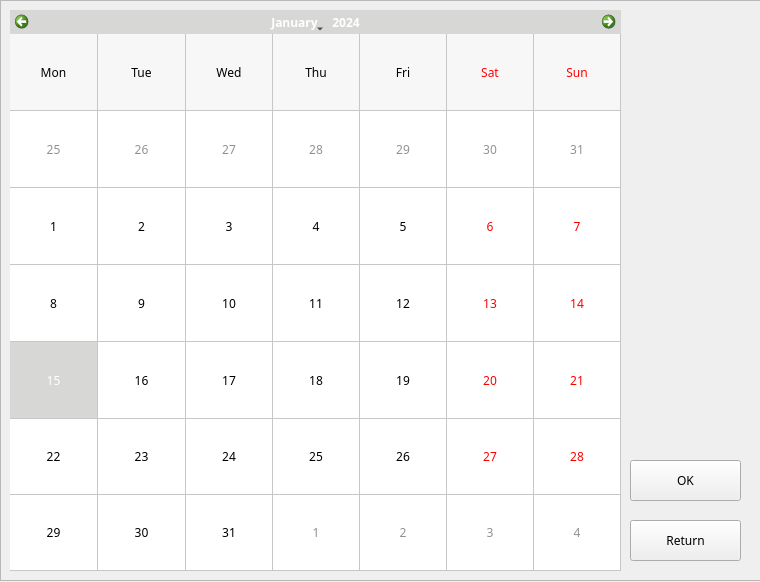
Before: the Qt Designer form Comcalen/ShiftTable.ui in Rolkarolka/Comcalen, drawn with Qt 5.
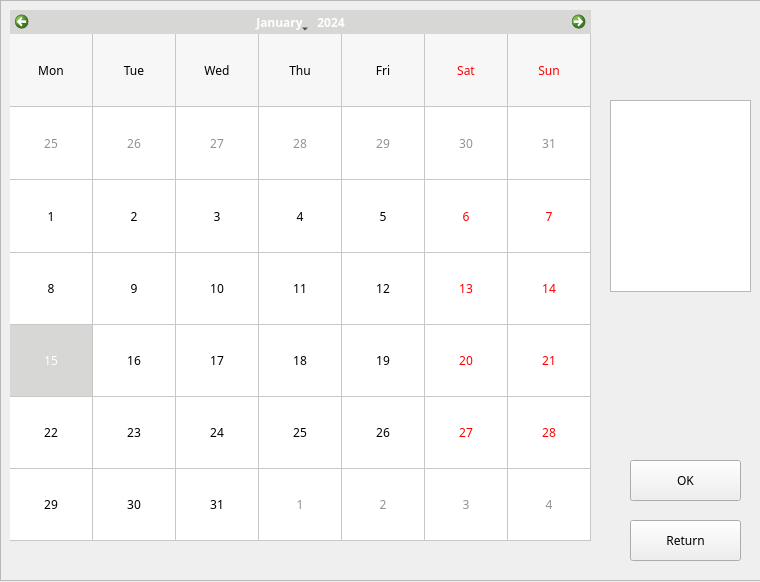
After: the same form once the commit is applied. Icons and pictures are not drawn.

```diff
--- a/Comcalen/ShiftTable.ui
+++ b/Comcalen/ShiftTable.ui
@@ -211,8 +211,8 @@
      <rect>
       <x>10</x>
       <y>10</y>
-      <width>611</width>
-      <height>561</height>
+      <width>581</width>
+      <height>531</height>
      </rect>
     </property>
     <property name="palette">
@@ -406,6 +406,16 @@
      <string/>
     </property>
    </widget>
+   <widget class="QTableWidget" name="avaible_list">
+    <property name="geometry">
+     <rect>
+      <x>610</x>
+      <y>100</y>
+      <width>141</width>
+      <height>192</height>
+     </rect>
+    </property>
+   </widget>
   </widget>
  </widget>
  <layoutdefault spacing="6" margin="11"/>
```
Left out of the diff: 2 changed lines with no effect on the pictures.
